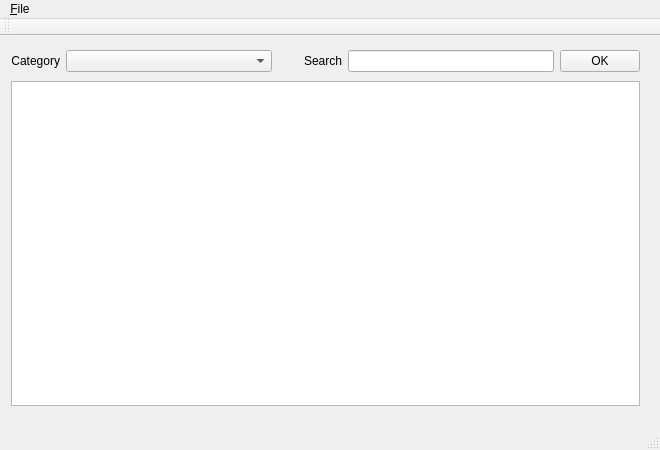
jazzyeagle/LCSI, file mainwindow.ui: the form before one commit.
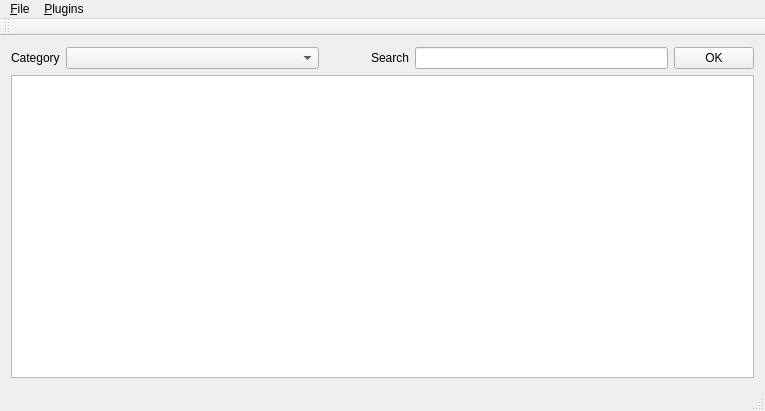
The form after the commit. Icons and pictures are not drawn.

Diff of the .ui file:
```diff
--- a/mainwindow.ui
+++ b/mainwindow.ui
@@ -6,57 +6,29 @@
    <rect>
     <x>0</x>
     <y>0</y>
-    <width>660</width>
-    <height>450</height>
+    <width>765</width>
+    <height>411</height>
    </rect>
   </property>
   <property name="windowTitle">
    <string>Community Software Installer (CSI)</string>
   </property>
   <widget class="QWidget" name="centralWidget">
-   <property name="sizePolicy">
-    <sizepolicy hsizetype="Expanding" vsizetype="Expanding">
-     <horstretch>0</horstretch>
-     <verstretch>0</verstretch>
-    </sizepolicy>
-   </property>
-   <property name="autoFillBackground">
-    <bool>false</bool>
-   </property>
-   <widget class="QWidget" name="layoutWidget">
-    <property name="geometry">
-     <rect>
-      <x>0</x>
-      <y>0</y>
-      <width>651</width>
-      <height>381</height>
-     </rect>
-    </property>
+   <layout class="QGridLayout" name="gridLayout_2">
+    <item row="0" column="0">
     <layout class="QGridLayout" name="gridLayout">
-     <property name="sizeConstraint">
-      <enum>QLayout::SetNoConstraint</enum>
-     </property>
      <item row="0" column="0">
       <widget class="QLabel" name="label">
-       <property name="sizePolicy">
-        <sizepolicy hsizetype="MinimumExpanding" vsizetype="Fixed">
-         <horstretch>0</horstretch>
-         <verstretch>0</verstretch>
-        </sizepolicy>
-       </property>
        <property name="text">
         <string>Category</string>
        </property>
-       <property name="alignment">
-        <set>Qt::AlignRight|Qt::AlignTrailing|Qt::AlignVCenter</set>
-       </property>
       </widget>
      </item>
      <item row="0" column="1">
       <widget class="QComboBox" name="category">
        <property name="sizePolicy">
-        <sizepolicy hsizetype="MinimumExpanding" vsizetype="Fixed">
-         <horstretch>2</horstretch>
+         <sizepolicy hsizetype="Preferred" vsizetype="Fixed">
+          <horstretch>1</horstretch>
          <verstretch>0</verstretch>
         </sizepolicy>
        </property>
@@ -65,24 +37,18 @@
      <item row="0" column="2">
       <spacer name="verticalSpacer">
        <property name="orientation">
-        <enum>Qt::Vertical</enum>
+         <enum>Qt::Horizontal</enum>
        </property>
        <property name="sizeHint" stdset="0">
         <size>
-         <width>20</width>
-         <height>28</height>
+          <width>40</width>
+          <height>20</height>
         </size>
        </property>
       </spacer>
      </item>
      <item row="0" column="3">
       <widget class="QLabel" name="label_2">
-       <property name="sizePolicy">
-        <sizepolicy hsizetype="MinimumExpanding" vsizetype="Fixed">
-         <horstretch>0</horstretch>
-         <verstretch>0</verstretch>
-        </sizepolicy>
-       </property>
        <property name="text">
         <string>Search</string>
        </property>
@@ -91,21 +57,15 @@
      <item row="0" column="4">
       <widget class="QLineEdit" name="search">
        <property name="sizePolicy">
-        <sizepolicy hsizetype="MinimumExpanding" vsizetype="Fixed">
-         <horstretch>2</horstretch>
+         <sizepolicy hsizetype="Expanding" vsizetype="Fixed">
+          <horstretch>1</horstretch>
          <verstretch>0</verstretch>
         </sizepolicy>
        </property>
       </widget>
      </item>
      <item row="0" column="5">
-      <widget class="QPushButton" name="searchButton">
-       <property name="sizePolicy">
-        <sizepolicy hsizetype="MinimumExpanding" vsizetype="Fixed">
-         <horstretch>0</horstretch>
-         <verstretch>0</verstretch>
-        </sizepolicy>
-       </property>
+       <widget class="QPushButton" name="ok">
        <property name="text">
         <string>OK</string>
        </property>
@@ -117,25 +77,23 @@
       </widget>
      </item>
      <item row="1" column="0" colspan="6">
-      <widget class="QTableView" name="SQLView">
-       <property name="sizePolicy">
-        <sizepolicy hsizetype="Expanding" vsizetype="Expanding">
-         <horstretch>0</horstretch>
-         <verstretch>4</verstretch>
-        </sizepolicy>
+       <widget class="QTableView" name="table">
+        <property name="alternatingRowColors">
+         <bool>true</bool>
        </property>
       </widget>
      </item>
     </layout>
-   </widget>
+    </item>
+   </layout>
   </widget>
   <widget class="QMenuBar" name="menuBar">
    <property name="geometry">
     <rect>
      <x>0</x>
      <y>0</y>
-     <width>660</width>
-     <height>24</height>
+     <width>765</width>
+     <height>19</height>
     </rect>
    </property>
    <widget class="QMenu" name="menu_File">
@@ -144,7 +102,13 @@
     </property>
     <addaction name="actionE_xit"/>
    </widget>
+   <widget class="QMenu" name="menu_Plugins">
+    <property name="title">
+     <string>&amp;Plugins</string>
+    </property>
+   </widget>
    <addaction name="menu_File"/>
+   <addaction name="menu_Plugins"/>
   </widget>
   <widget class="QToolBar" name="mainToolBar">
    <attribute name="toolBarArea">
```
Left out of the diff: 30 changed lines with no effect on the pictures. Lines whose indentation alone changed are shown as unchanged.
